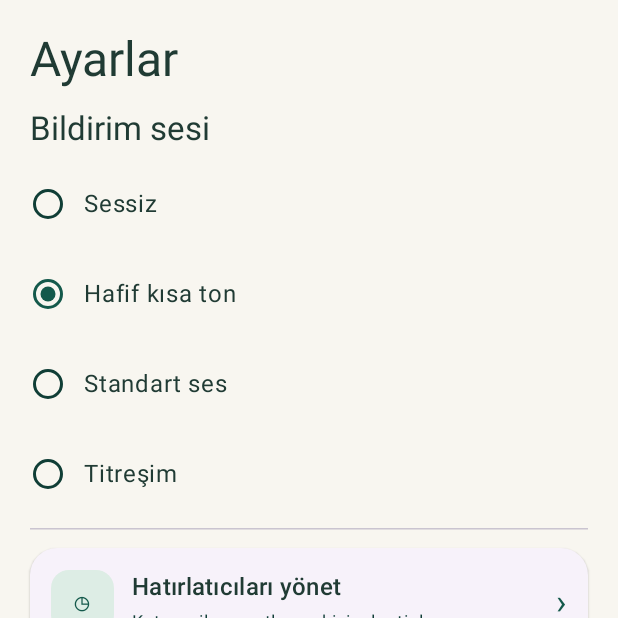
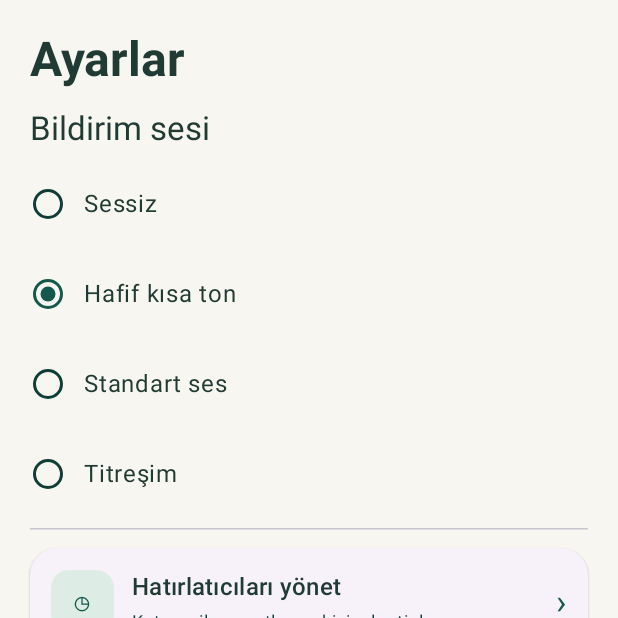
Before and after one commit to caglar-yildiz/Namaz, an Android app built with Jetpack Compose: the screen it shows after launch (MainActivity), item 5 of the bottom bar chosen, on a phone screen of 412 x 824 dp, the top half of it. Run offline under Robolectric (Android 15) with nearby library versions, the phone set to English and light mode, and no system bars.

Commit message:
style: standardize bold page heading

```diff
--- a/app/src/main/java/com/namaz/app/SettingsScreen.kt
+++ b/app/src/main/java/com/namaz/app/SettingsScreen.kt
@@ -19,7 +19,7 @@ internal fun SettingsScreen(onReminders: () -> Unit) {
     val revision = preferenceRevision("prayer_reminder_preferences")
     val selectedSound = remember(revision) { ReminderPreferences.sound(context) }
     LazyColumn(contentPadding = PaddingValues(20.dp), verticalArrangement = Arrangement.spacedBy(12.dp)) {
-        item { Text("Ayarlar", style = MaterialTheme.typography.headlineLarge) }
+        item { Text("Ayarlar", style = MaterialTheme.typography.headlineLarge, fontWeight = androidx.compose.ui.text.font.FontWeight.Bold) }
         item { Text("Bildirim sesi", style = MaterialTheme.typography.titleLarge) }
         listOf("silent" to "Sessiz", "soft" to "Hafif kısa ton", "default" to "Standart ses", "vibrate" to "Titreşim").forEach { (key, label) ->
             item {
```
